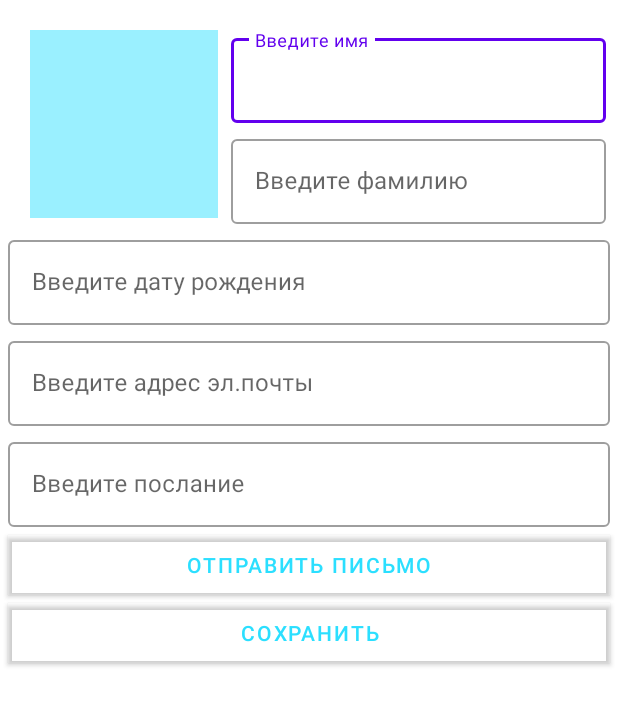
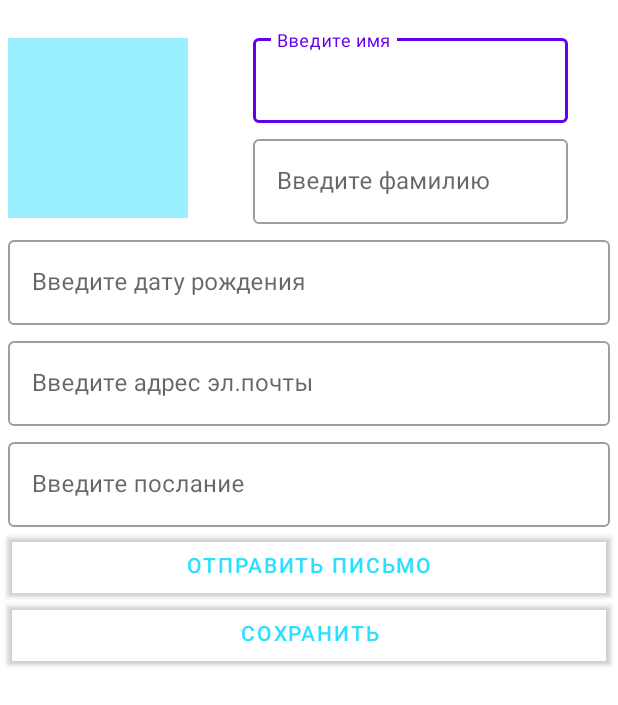
Before and after one commit to unsainted1337/mail, an Android app: the AddListItem screen opened directly, with no data from a screen before it, on a phone screen of 412 x 824 dp. Shown: the top 705 px of the screen. Run offline under Robolectric (Android 15) with nearby library versions, the phone set to English and light mode, and no system bars.

Commit message:
test v 2.0

```diff
--- a/app/src/main/res/layout/activity_add_list_item.xml
+++ b/app/src/main/res/layout/activity_add_list_item.xml
@@ -10,10 +10,10 @@
     <ImageView
         android:id="@+id/photo"
         android:clickable="true"
-        android:layout_width="125dp"
-        android:layout_marginLeft="20dp"
-        android:layout_marginTop="20dp"
-        android:layout_height="125dp"
+        android:layout_width="120dp"
+        android:layout_marginLeft="5dp"
+        android:layout_marginTop="25dp"
+        android:layout_height="120dp"
         android:background="#6603D9FF"
         android:scaleType="centerCrop"
         app:layout_constraintStart_toStartOf="parent"
@@ -24,7 +24,8 @@
         android:id="@+id/namelay"
         style="@style/Widget.MaterialComponents.TextInputLayout.OutlinedBox"
         android:layout_marginTop="20dp"
-        android:layout_width="250dp"
+        android:layout_marginLeft="10dp"
+        android:layout_width="210dp"
         android:layout_height="wrap_content"
         app:layout_constraintEnd_toEndOf="parent"
         app:layout_constraintStart_toEndOf="@+id/photo"
@@ -44,9 +45,11 @@
     <com.google.android.material.textfield.TextInputLayout
         android:id="@+id/lnamelay"
         style="@style/Widget.MaterialComponents.TextInputLayout.OutlinedBox"
-        android:layout_width="250dp"
+        android:layout_width="210dp"
         android:layout_height="wrap_content"
         android:layout_marginTop="5dp"
+        android:layout_marginLeft="10dp"
+
         app:layout_constraintEnd_toEndOf="parent"
         app:layout_constraintStart_toEndOf="@+id/photo"
         app:layout_constraintTop_toBottomOf="@+id/namelay">
```
